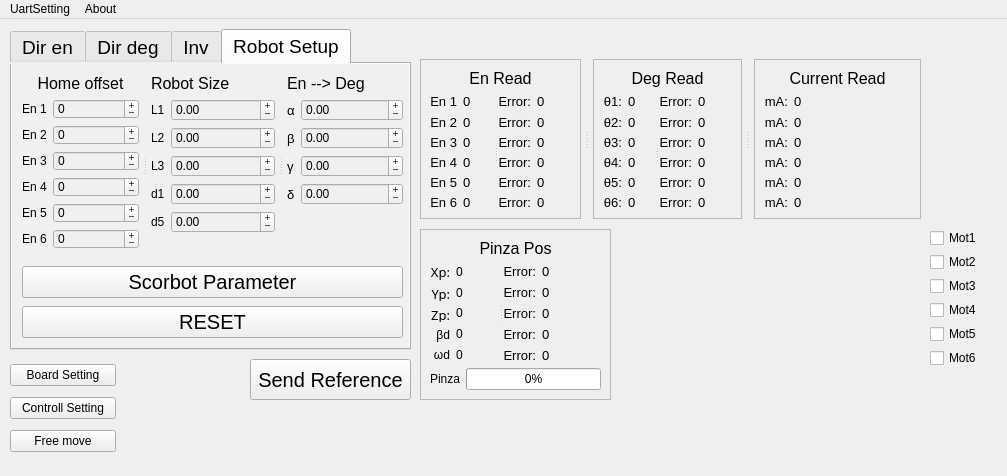
The window that SourceCode/2_uiSource/ScorbotUI_cpp/src/scorbotUi/ui_source/mainwindow.ui (Alfystar/Scorbot-CA) describes before a commit, drawn with Qt 5.
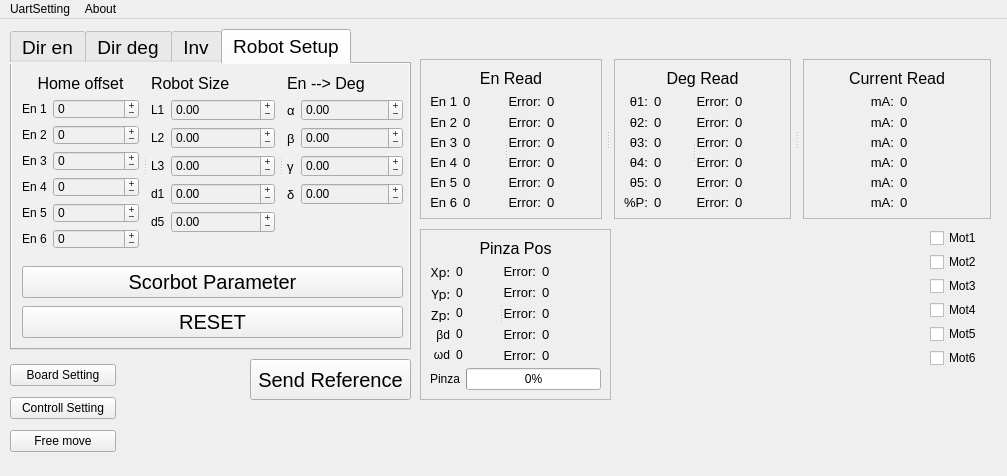
The same window after the commit. Icons and pictures are not drawn.

```diff
--- a/SourceCode/2_uiSource/ScorbotUI_cpp/src/scorbotUi/ui_source/mainwindow.ui
+++ b/SourceCode/2_uiSource/ScorbotUI_cpp/src/scorbotUi/ui_source/mainwindow.ui
@@ -2133,10 +2133,16 @@
                     <rect>
                         <x>420</x>
                         <y>40</y>
-                        <width>501</width>
+      <width>571</width>
                         <height>160</height>
                     </rect>
                 </property>
+    <property name="sizePolicy">
+     <sizepolicy hsizetype="MinimumExpanding" vsizetype="Preferred">
+      <horstretch>0</horstretch>
+      <verstretch>0</verstretch>
+     </sizepolicy>
+    </property>
                 <property name="orientation">
                     <enum>Qt::Horizontal</enum>
                 </property>
@@ -2890,7 +2896,7 @@
                                                             </font>
                                                         </property>
                                                         <property name="text">
-                                                            <string>θ6:</string>
+               <string>%P:</string>
                                                         </property>
                                                         <property name="alignment">
                                                             <set>Qt::AlignRight|Qt::AlignTrailing|Qt::AlignVCenter</set>
@@ -3312,6 +3318,18 @@
                     </layout>
                 </widget>
                 <widget class="QFrame" name="curRead">
+     <property name="sizePolicy">
+      <sizepolicy hsizetype="Minimum" vsizetype="Preferred">
+       <horstretch>0</horstretch>
+       <verstretch>0</verstretch>
+      </sizepolicy>
+     </property>
+     <property name="baseSize">
+      <size>
+       <width>0</width>
+       <height>0</height>
+      </size>
+     </property>
                     <property name="frameShape">
                         <enum>QFrame::StyledPanel</enum>
                     </property>
@@ -3324,6 +3342,12 @@
                     <layout class="QVBoxLayout" name="verticalLayout_14">
                         <item>
                             <widget class="QLabel" name="label_6">
+        <property name="sizePolicy">
+         <sizepolicy hsizetype="Minimum" vsizetype="Preferred">
+          <horstretch>0</horstretch>
+          <verstretch>0</verstretch>
+         </sizepolicy>
+        </property>
                                 <property name="font">
                                     <font>
                                         <pointsize>12</pointsize>
@@ -3339,6 +3363,9 @@
                         </item>
                         <item>
                             <layout class="QHBoxLayout" name="horizontalLayout_9">
+        <property name="spacing">
+         <number>-1</number>
+        </property>
                                 <item>
                                     <layout class="QVBoxLayout" name="verticalLayout_10">
                                         <item>
@@ -3477,10 +3504,13 @@
                                 </item>
                                 <item>
                                     <layout class="QVBoxLayout" name="verticalLayout_13">
+          <property name="sizeConstraint">
+           <enum>QLayout::SetDefaultConstraint</enum>
+          </property>
                                         <item>
                                             <widget class="QLabel" name="mA1">
                                                 <property name="sizePolicy">
-                                                    <sizepolicy hsizetype="Expanding" vsizetype="Fixed">
+             <sizepolicy hsizetype="Minimum" vsizetype="Fixed">
                                                         <horstretch>0</horstretch>
                                                         <verstretch>0</verstretch>
                                                     </sizepolicy>
@@ -3501,7 +3531,7 @@
                                         <item>
                                             <widget class="QLabel" name="mA2">
                                                 <property name="sizePolicy">
-                                                    <sizepolicy hsizetype="Expanding" vsizetype="Fixed">
+             <sizepolicy hsizetype="Minimum" vsizetype="Fixed">
                                                         <horstretch>0</horstretch>
                                                         <verstretch>0</verstretch>
                                                     </sizepolicy>
@@ -3522,7 +3552,7 @@
                                         <item>
                                             <widget class="QLabel" name="mA3">
                                                 <property name="sizePolicy">
-                                                    <sizepolicy hsizetype="Expanding" vsizetype="Fixed">
+             <sizepolicy hsizetype="Minimum" vsizetype="Fixed">
                                                         <horstretch>0</horstretch>
                                                         <verstretch>0</verstretch>
                                                     </sizepolicy>
@@ -3543,7 +3573,7 @@
                                         <item>
                                             <widget class="QLabel" name="mA4">
                                                 <property name="sizePolicy">
-                                                    <sizepolicy hsizetype="Expanding" vsizetype="Fixed">
+             <sizepolicy hsizetype="Minimum" vsizetype="Fixed">
                                                         <horstretch>0</horstretch>
                                                         <verstretch>0</verstretch>
                                                     </sizepolicy>
@@ -3564,7 +3594,7 @@
                                         <item>
                                             <widget class="QLabel" name="mA5">
                                                 <property name="sizePolicy">
-                                                    <sizepolicy hsizetype="Expanding" vsizetype="Fixed">
+             <sizepolicy hsizetype="Minimum" vsizetype="Fixed">
                                                         <horstretch>0</horstretch>
                                                         <verstretch>0</verstretch>
                                                     </sizepolicy>
@@ -3585,7 +3615,7 @@
                                         <item>
                                             <widget class="QLabel" name="mA6">
                                                 <property name="sizePolicy">
-                                                    <sizepolicy hsizetype="Expanding" vsizetype="Fixed">
+             <sizepolicy hsizetype="Minimum" vsizetype="Fixed">
                                                         <horstretch>0</horstretch>
                                                         <verstretch>0</verstretch>
                                                     </sizepolicy>
```
Left out of the diff: 25 changed lines with no effect on the pictures. Lines whose indentation alone changed are shown as unchanged.
